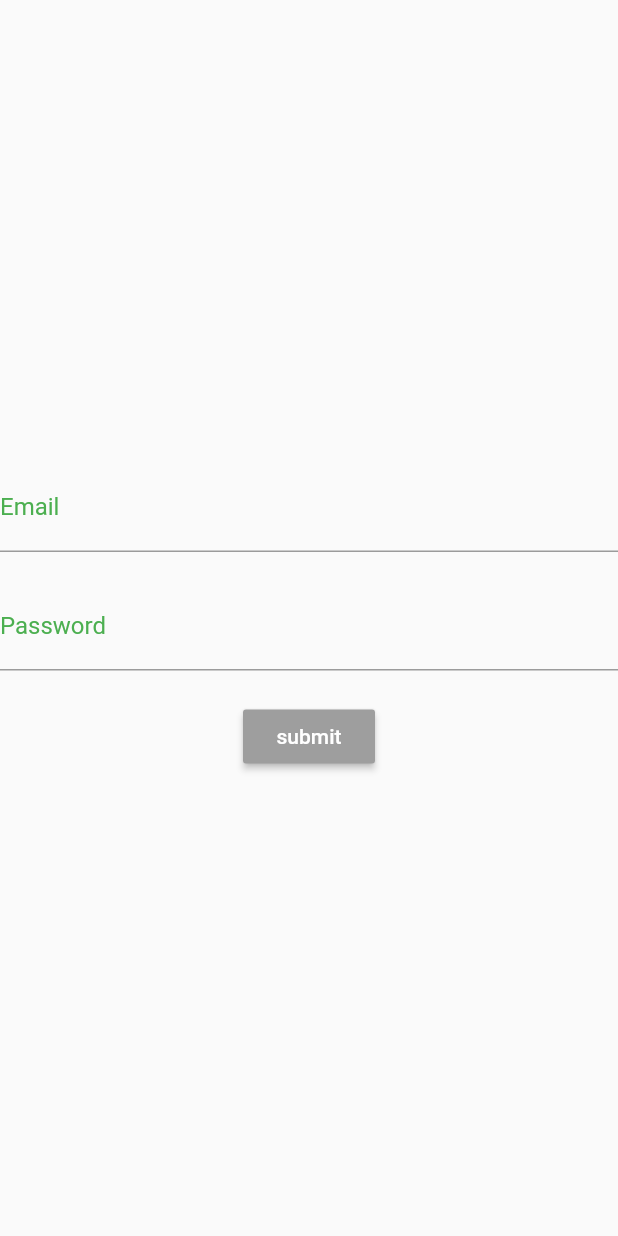
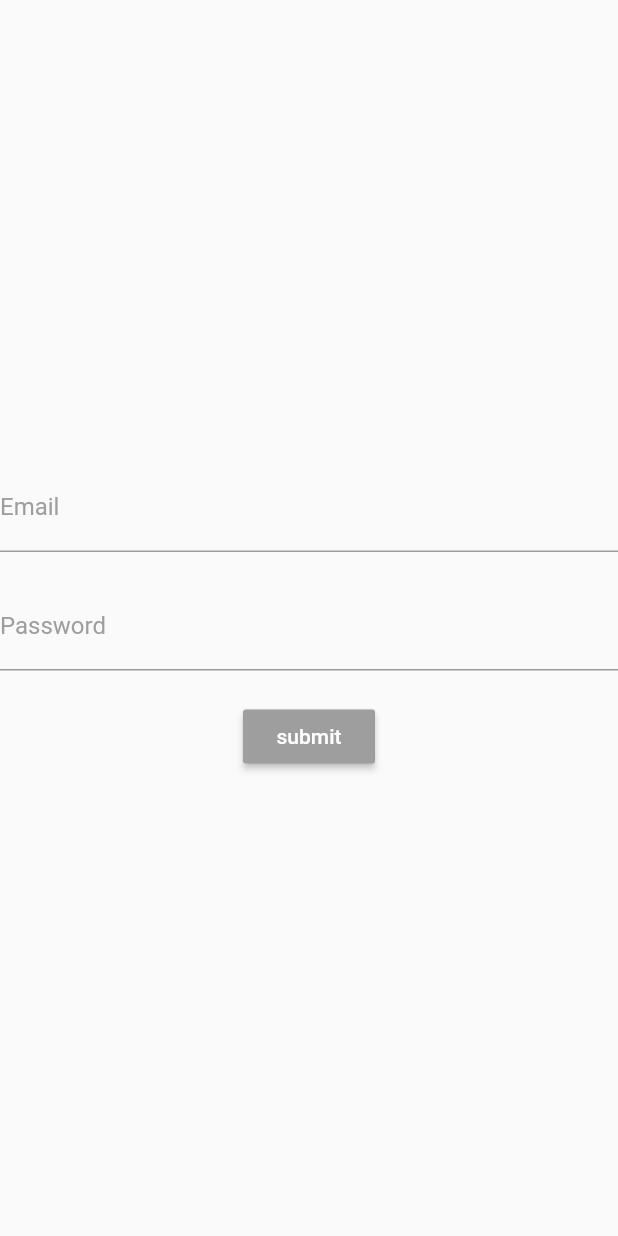
Before and after one commit to alisha-budhathoki/form_validation_with_cubit, a Flutter app: the screen it shows after launch, after a tap on "submit", on a phone screen of 412 x 824 dp. Run offline on Flutter 3.47's test engine with Material 2 defaults, Android fonts, the phone set to English and light mode, and no system bars; our stand-ins replace bloc, flutter_bloc.

Commit message:
adding color conventions for displaing different states

```diff
--- a/lib/main.dart
+++ b/lib/main.dart
@@ -24,11 +24,13 @@ void main() {
       BlocProvider(
         lazy: true,
         create: (_) => SubmitButtonCubit(),
-      )
+      ),
     ],
     child: MyApp(),
   ));
 }
+
+AppProvider() {}
 
 class MyApp extends StatelessWidget {
   @override
--- a/lib/pages/home_text_field.dart
+++ b/lib/pages/home_text_field.dart
@@ -1,8 +1,8 @@
 import 'package:flutter/material.dart';
 import 'package:flutter_bloc/flutter_bloc.dart';
-import 'package:textfield_validation_bloc/core/cubit/login_cubit/email_cubit_cubit.dart';
-import 'package:textfield_validation_bloc/core/cubit/login_cubit/password_cubit_cubit.dart';
-import 'package:textfield_validation_bloc/core/cubit/login_cubit/submit_button_cubit.dart';
+import '../core/cubit/login_cubit/email_cubit_cubit.dart';
+import '../core/cubit/login_cubit/password_cubit_cubit.dart';
+import '../core/cubit/login_cubit/submit_button_cubit.dart';
 
 class HomeTextField extends StatelessWidget {
   final _emailController = TextEditingController();
@@ -19,9 +19,10 @@ class HomeTextField extends StatelessWidget {
           builder: (context, stateEmail) {
             return TextFormField(
               onChanged: (text) {
-                BlocProvider.of<EmailCubitCubit>(context)
+                context
+                    .read<EmailCubitCubit>()
                     .checkEmailError(this._emailController.text);
-                BlocProvider.of<SubmitButtonCubit>(context).signInInput({
+                context.read<SubmitButtonCubit>().signInInput({
                   "email": _emailController.text,
                   "password": _passwordController.text
                 });
@@ -41,9 +42,10 @@ class HomeTextField extends StatelessWidget {
           builder: (context, statePassword) {
             return TextField(
               onChanged: (text) {
-                BlocProvider.of<PasswordCubitCubit>(context)
+                context
+                    .read<PasswordCubitCubit>()
                     .checkPasswordError(this._passwordController.text);
-                BlocProvider.of<SubmitButtonCubit>(context).signInInput({
+                context.read<SubmitButtonCubit>().signInInput({
                   "email": _emailController.text,
                   "password": _passwordController.text
                 });
@@ -64,7 +66,7 @@ class HomeTextField extends StatelessWidget {
             return RaisedButton(
                 color: getColorButton(state),
                 onPressed: () {
-                  BlocProvider.of<SubmitButtonCubit>(context).signInInput({
+                  context.read<SubmitButtonCubit>().signInInput({
                     "email": _emailController.text,
                     "password": _passwordController.text
                   });
@@ -81,29 +83,29 @@ class HomeTextField extends StatelessWidget {
 
   TextStyle emailLabelStyle(EmailCubitState state) {
     if (state is EmailValueEmpty) {
+      return TextStyle(color: Colors.grey);
+    }
+    if (state is EmailValueInvalid) {
       return TextStyle(color: Colors.red);
     }
-    if (state is EmailValueInvalid) {
-      return TextStyle(color: Colors.yellow);
+    if (state is EmailValueValid) {
+      return TextStyle(color: Colors.green);
     }
-    if (state is EmailValueValid) {
-      return TextStyle(color: Colors.black);
-    }
-    return TextStyle(color: Colors.green);
+    return TextStyle(color: Colors.grey);
   }
 
   TextStyle passwordLabelStyle(PasswordCubitState state) {
     if (state is PasswordTextEmpty) {
+      return TextStyle(color: Colors.grey);
+    }
+    if (state is PasswordTextInvalid) {
       return TextStyle(color: Colors.red);
     }
-    if (state is PasswordTextInvalid) {
-      return TextStyle(color: Colors.yellow);
-    }
     if (state is PasswordTextValid) {
-      return TextStyle(color: Colors.black);
+      return TextStyle(color: Colors.green);
     }
 
-    return TextStyle(color: Colors.green);
+    return TextStyle(color: Colors.grey);
   }
 
   getColorButton(SubmitCubitState state) {
```
Also changed, not shown: 1 other file.
